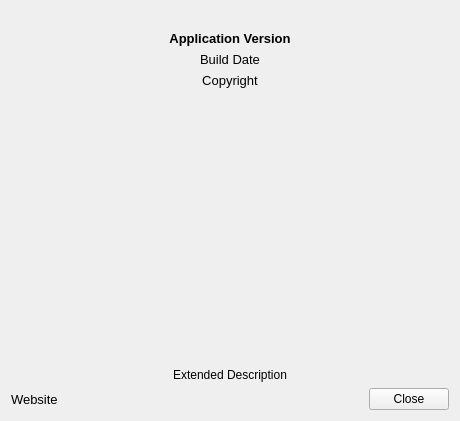
This is src/CoreGui/source/AboutWindow.ui in JPNaude/Qtilities as Qt 5 draws it before an edit. The edited form follows.
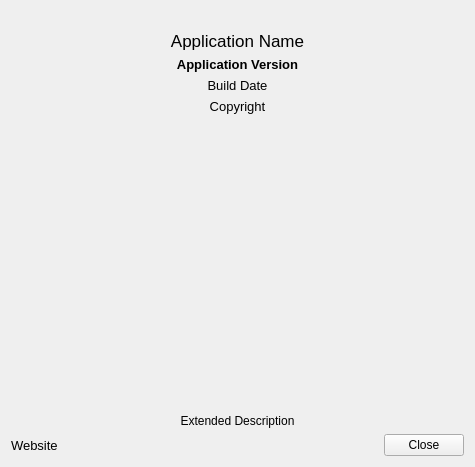
This is the edited form. Icons and pictures are not drawn.

Commit message: AboutWindow updates. You can now tell it not to show a logo and it will use the application name instead.

Patch:
```diff
--- a/src/CoreGui/source/AboutWindow.ui
+++ b/src/CoreGui/source/AboutWindow.ui
@@ -6,8 +6,8 @@
    <rect>
     <x>0</x>
     <y>0</y>
-    <width>460</width>
-    <height>421</height>
+    <width>475</width>
+    <height>467</height>
    </rect>
   </property>
   <property name="windowTitle">
@@ -27,6 +27,21 @@
      </property>
     </widget>
    </item>
+   <item>
+    <widget class="QLabel" name="labelApplicationName">
+     <property name="font">
+      <font>
+       <pointsize>13</pointsize>
+      </font>
+     </property>
+     <property name="text">
+      <string>Application Name</string>
+     </property>
+     <property name="alignment">
+      <set>Qt::AlignCenter</set>
+     </property>
+    </widget>
+   </item>
    <item>
     <widget class="QLabel" name="labelApplicationVersion">
      <property name="font">
```
Left out of the diff: 2 changed lines with no effect on the pictures. The commit also changes 2 other files.
